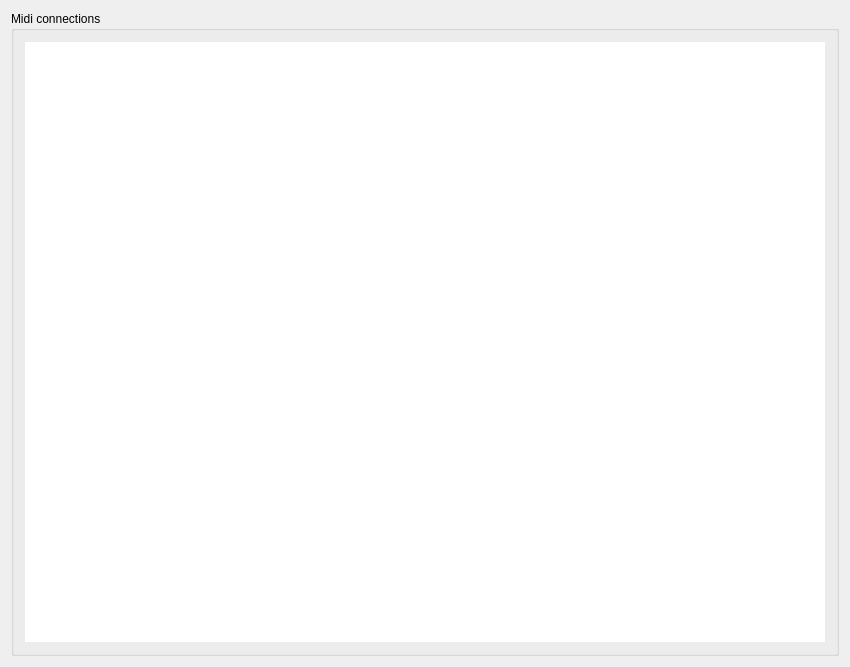
ccherrett/oom, file oom/widgets/synthconfigbase.ui: the form before one commit.
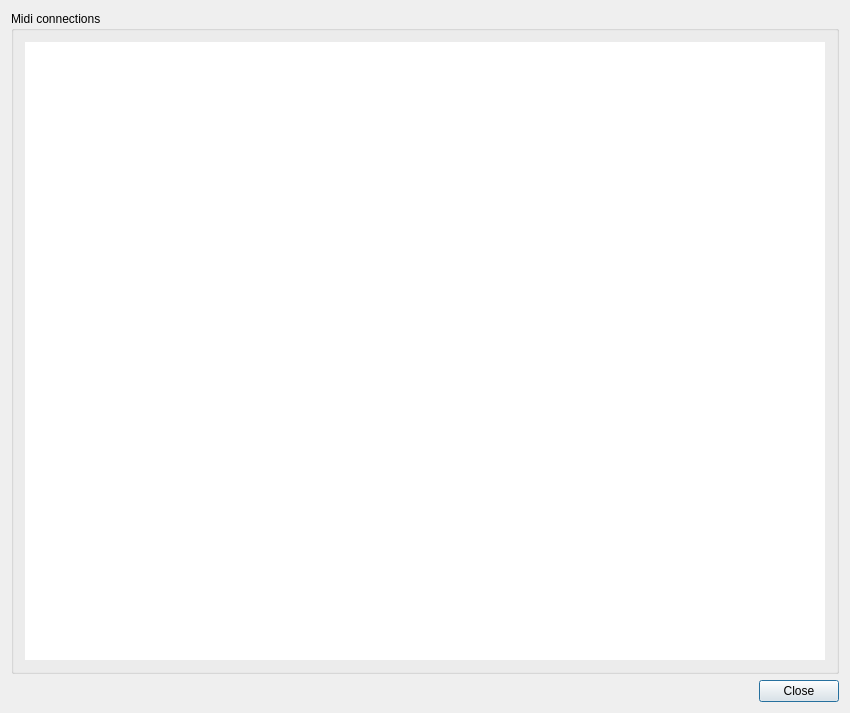
The form after the commit.

What changed in the file:
```diff
--- a/oom/widgets/synthconfigbase.ui
+++ b/oom/widgets/synthconfigbase.ui
@@ -6,15 +6,15 @@
    <rect>
     <x>0</x>
     <y>0</y>
-    <width>630</width>
-    <height>492</height>
+    <width>828</width>
+    <height>713</height>
    </rect>
   </property>
   <property name="windowTitle">
    <string>OOMidi: Midi Ports Manager</string>
   </property>
-  <layout class="QGridLayout">
-   <item row="0" column="0" colspan="2">
+  <layout class="QVBoxLayout" name="verticalLayout">
+   <item>
     <widget class="QGroupBox" name="groupBox10">
      <property name="title">
       <string>Midi connections</string>
@@ -78,6 +78,13 @@
      </layout>
     </widget>
    </item>
+   <item>
+    <widget class="QDialogButtonBox" name="buttonBox">
+     <property name="standardButtons">
+      <set>QDialogButtonBox::Close</set>
+     </property>
+    </widget>
+   </item>
   </layout>
  </widget>
  <layoutdefault spacing="6" margin="11"/>
```
Left out of the diff: 19 changed lines with no effect on the pictures.
